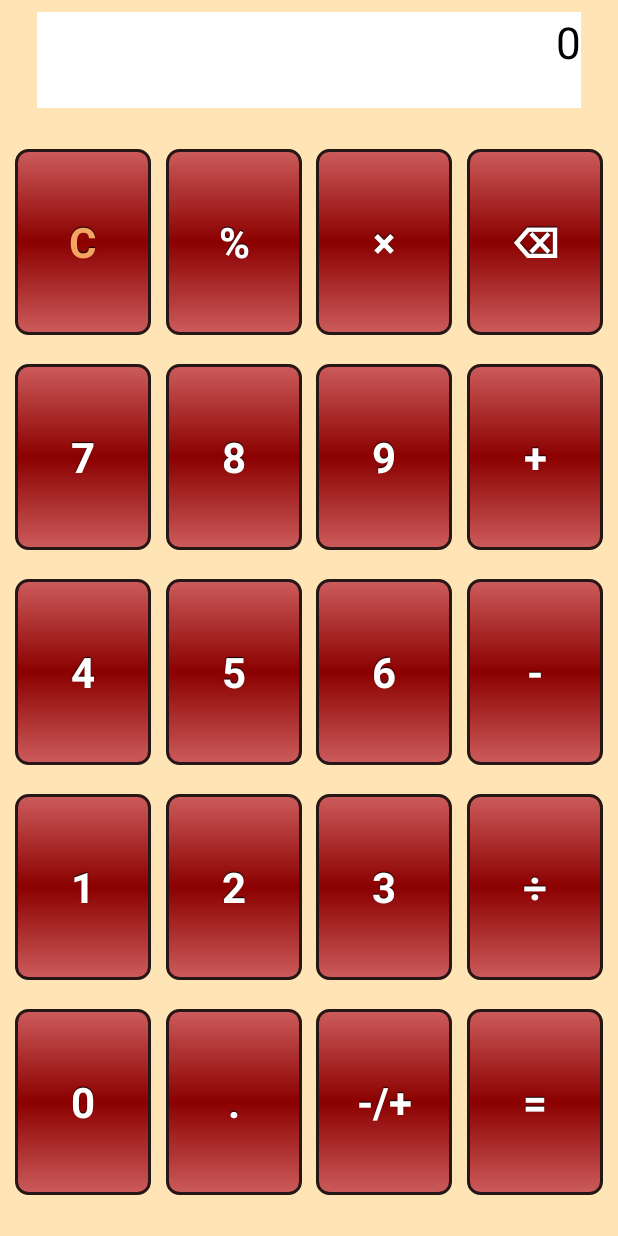
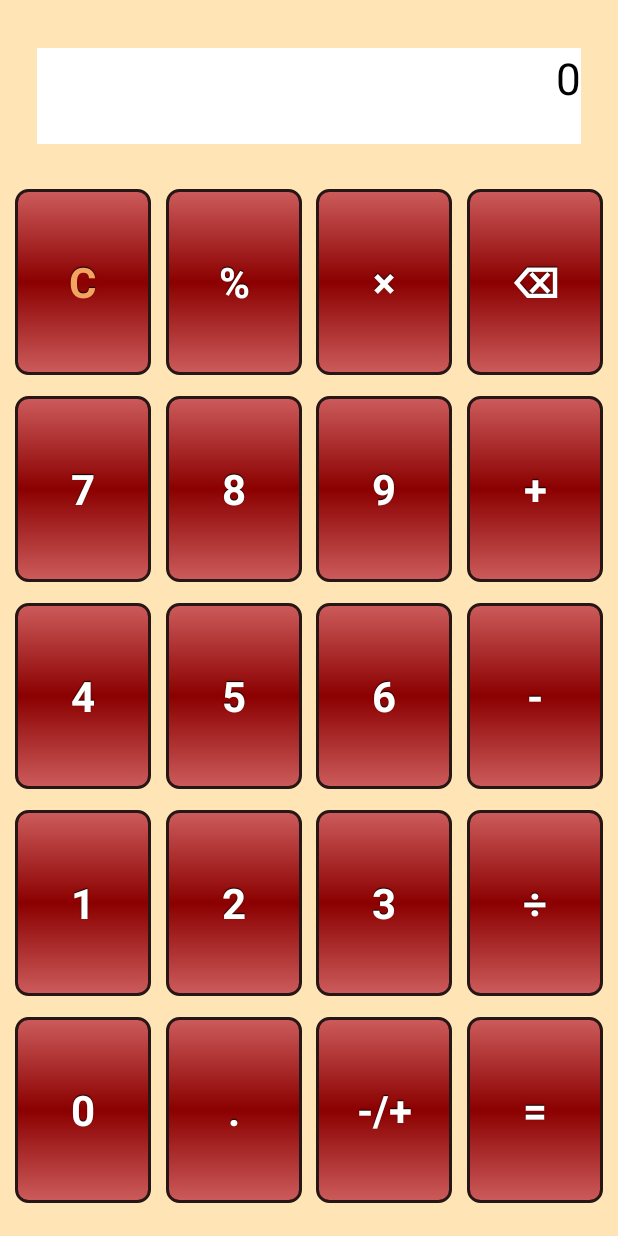
Before and after one commit to spike/Calculator, an Android app: the screen it shows after launch (MainActivity), on a phone screen of 412 x 824 dp. Run offline under Robolectric (Android 15) with nearby library versions, the phone set to English and light mode, and no system bars.

Commit message:
trying new layout

```diff
--- a/app/src/main/java/com/calculator/calc/MainActivity.kt
+++ b/app/src/main/java/com/calculator/calc/MainActivity.kt
@@ -13,7 +13,12 @@
 
     override fun onCreate(savedInstanceState: Bundle?) {
         super.onCreate(savedInstanceState)
-        setContentView(R.layout.activity_main_material_design)
+        setContentView(R.layout.activity_main_material_design2)
+        // Hide the status bar.
+        window.decorView.systemUiVisibility = View.SYSTEM_UI_FLAG_FULLSCREEN
+        // Remember that you should never show the action bar if the
+        // status bar is hidden, so hide that too if necessary.
+        actionBar?.hide()
     }
 
     fun operand(v: View) {
--- a/app/src/main/res/layout/activity_main_material_design2.xml
+++ b/app/src/main/res/layout/activity_main_material_design2.xml
@@ -12,7 +12,7 @@
         android:id="@+id/calculator_screen"
         android:layout_width="0dp"
         android:layout_height="40dp"
-        android:layout_marginTop="8dp"
+        android:layout_marginTop="32dp"
         android:background="@color/White"
         android:gravity="start|top"
         android:text="0"
@@ -46,7 +46,7 @@
         android:id="@+id/button_multiply"
         android:layout_width="0dp"
         android:layout_height="0dp"
-        android:layout_marginTop="8dp"
+        android:layout_marginTop="16dp"
         android:onClick="operator"
         android:text="×"
         android:textSize="28sp"
@@ -61,7 +61,7 @@
         android:id="@+id/button_clear"
         android:layout_width="0dp"
         android:layout_height="0dp"
-        android:layout_marginTop="8dp"
+        android:layout_marginTop="16dp"
         android:onClick="clearScreen"
         android:text="C"
         android:textColor="@color/SandyBrown"
@@ -78,7 +78,7 @@
         android:id="@+id/button_percent"
         android:layout_width="0dp"
         android:layout_height="0dp"
-        android:layout_marginTop="8dp"
+        android:layout_marginTop="16dp"
         android:onClick="percentOperator"
         android:text="%"
         android:textSize="28sp"
@@ -93,7 +93,7 @@
         android:id="@+id/button_backspace"
         android:layout_width="0dp"
         android:layout_height="0dp"
-        android:layout_marginTop="8dp"
+        android:layout_marginTop="16dp"
         android:onClick="doBackspace"
         android:text="⌫"
         android:textSize="28sp"
--- a/app/src/main/res/values/themes.xml
+++ b/app/src/main/res/values/themes.xml
@@ -1,5 +1,5 @@
 <resources>
-    <style name="YourApplicationTheme" parent="android:style/Theme.NoTitleBar">
+    <style name="YourApplicationTheme" parent="@android:style/Theme.Holo.NoActionBar.Fullscreen">
         <item name="android:buttonStyle">@style/button</item>
         <item name="android:windowBackground">@color/Moccasin</item>
     </style>
```
